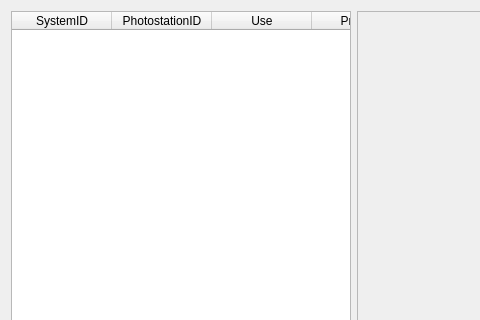
This is utils/capture/photostationCaptureDialog.ui in NickPenkrat/corecvs as Qt 5 draws it before an edit; both pictures show x 0 to 480 and y 0 to 320 of the 1029 by 704 pixel window. The edited form follows.
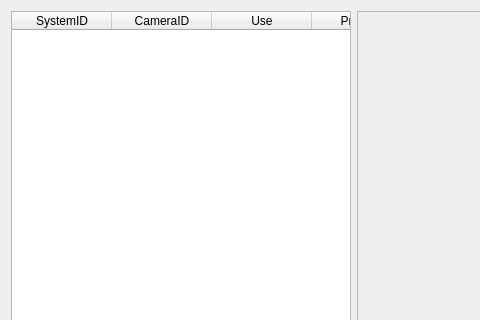
This is the edited form. Icons and pictures are not drawn. Custom widgets are drawn as their Qt base class.

Commit message: proper column name in the dialog

What changed in the file:
```diff
--- a/utils/capture/photostationCaptureDialog.ui
+++ b/utils/capture/photostationCaptureDialog.ui
@@ -288,7 +288,7 @@
      </column>
      <column>
       <property name="text">
-       <string>PhotostationID</string>
+       <string>CameraID</string>
       </property>
      </column>
      <column>
```
